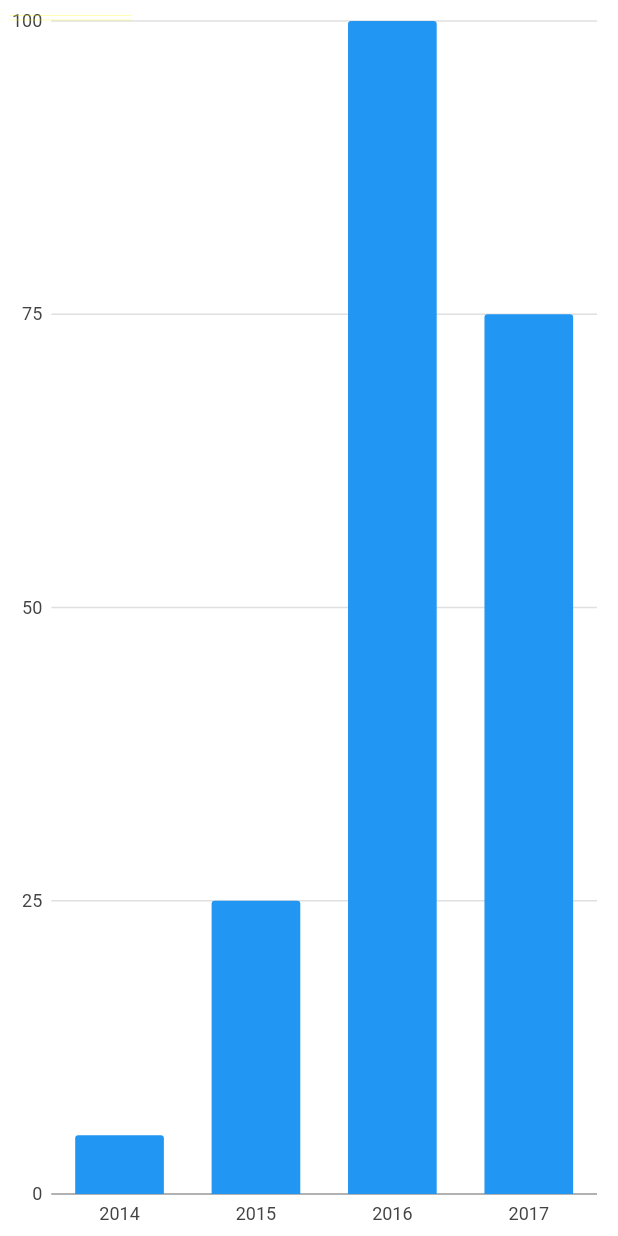
After one commit to ghulamostafa/flutter_maps, a Flutter app: the screen it shows after launch, after a tap on "Show me charts", on a phone screen of 412 x 824 dp. The commit adds this screen. Run offline on Flutter 3.47's test engine with Material 2 defaults, Android fonts, the phone set to English and light mode, and no system bars; our stand-ins replace charts_flutter, google_maps_flutter, location, permission_handler.

```diff
--- /dev/null
+++ b/lib/chartScreen.dart
@@ -0,0 +1,59 @@
+/// Bar chart example
+import 'package:charts_flutter/flutter.dart' as charts;
+import 'package:flutter/material.dart';
+
+class SimpleBarChart extends StatelessWidget {
+  final List<charts.Series<dynamic, String>> seriesList;
+  final bool animate;
+
+  SimpleBarChart(this.seriesList, {this.animate});
+
+  /// Creates a [BarChart] with sample data and no transition.
+  factory SimpleBarChart.withSampleData() {
+    return new SimpleBarChart(
+      _createSampleData(),
+      // Disable animations for image tests.
+      animate: false,
+      );
+  }
+
+
+  @override
+  Widget build(BuildContext context) {
+    return Container(
+      color: Colors.white,
+      child: charts.BarChart(
+        seriesList,
+        animate: animate,
+        ),
+    );
+  }
+
+  /// Create one series with sample hard coded data.
+  static List<charts.Series<OrdinalSales, String>> _createSampleData() {
+    final data = [
+      new OrdinalSales('2014', 5),
+      new OrdinalSales('2015', 25),
+      new OrdinalSales('2016', 100),
+      new OrdinalSales('2017', 75),
+    ];
+
+    return [
+      new charts.Series<OrdinalSales, String>(
+        id: 'Sales',
+        colorFn: (_, __) => charts.MaterialPalette.blue.shadeDefault,
+        domainFn: (OrdinalSales sales, _) => sales.year,
+        measureFn: (OrdinalSales sales, _) => sales.sales,
+        data: data,
+        )
+    ];
+  }
+}
+
+/// Sample ordinal data type.
+class OrdinalSales {
+  final String year;
+  final int sales;
+
+  OrdinalSales(this.year, this.sales);
+}
--- a/lib/main.dart
+++ b/lib/main.dart
@@ -1,6 +1,8 @@
 import 'package:flutter/material.dart';
+import 'package:flutter_maps_testing/chartScreen.dart';
 import 'package:google_maps_flutter/google_maps_flutter.dart';
 import 'package:permission_handler/permission_handler.dart';
+import 'package:charts_flutter/flutter.dart' as charts;
 
 import 'mapScreen.dart';
 
@@ -76,6 +78,14 @@ class _MyHomePageState extends State<MyHomePage> {
                     LatLong = cameraPosition.target.latitude.toString() + " : " + cameraPosition.target.longitude.toString();
                   });
                 },
+              ),
+              RaisedButton(
+                child: Text('Show me charts'),
+                onPressed: (){
+                  List<charts.Series<dynamic, String>> theList = List();
+                  Navigator.of(context).push(MaterialPageRoute(
+                      builder: (context) => SimpleBarChart(_createSampleData())));
+                },
               )
             ],
           ),
@@ -84,6 +94,25 @@ class _MyHomePageState extends State<MyHomePage> {
     );
   }
 
+  static List<charts.Series<OrdinalSales, String>> _createSampleData() {
+    final data = [
+      new OrdinalSales('2014', 5),
+      new OrdinalSales('2015', 25),
+      new OrdinalSales('2016', 100),
+      new OrdinalSales('2017', 75),
+    ];
+
+    return [
+      new charts.Series<OrdinalSales, String>(
+        id: 'Sales',
+        colorFn: (_, __) => charts.MaterialPalette.blue.shadeDefault,
+        domainFn: (OrdinalSales sales, _) => sales.year,
+        measureFn: (OrdinalSales sales, _) => sales.sales,
+        data: data,
+        )
+    ];
+  }
+
   Future doLocationPermissionAsk() async {
     Map<PermissionGroup, PermissionStatus> permissions = await PermissionHandler().requestPermissions([PermissionGroup.location]);
   }
--- a/pubspec.yaml
+++ b/pubspec.yaml
@@ -27,6 +27,7 @@ dependencies:
   permission_handler: ^3.1.0
   google_maps_flutter: ^0.5.17
   location: ^2.3.5
+  charts_flutter: ^0.6.0
 
 dev_dependencies:
   flutter_test:
```
Also changed, not shown: pubspec.lock, 1 other file.
